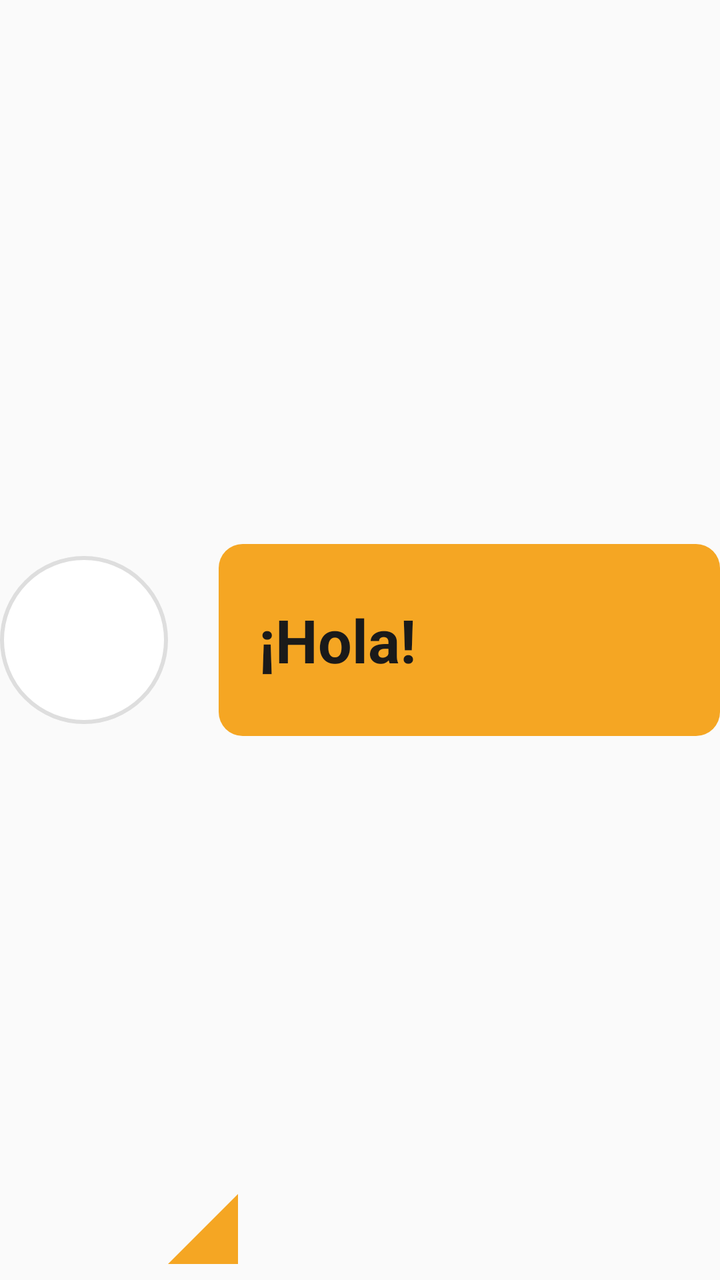
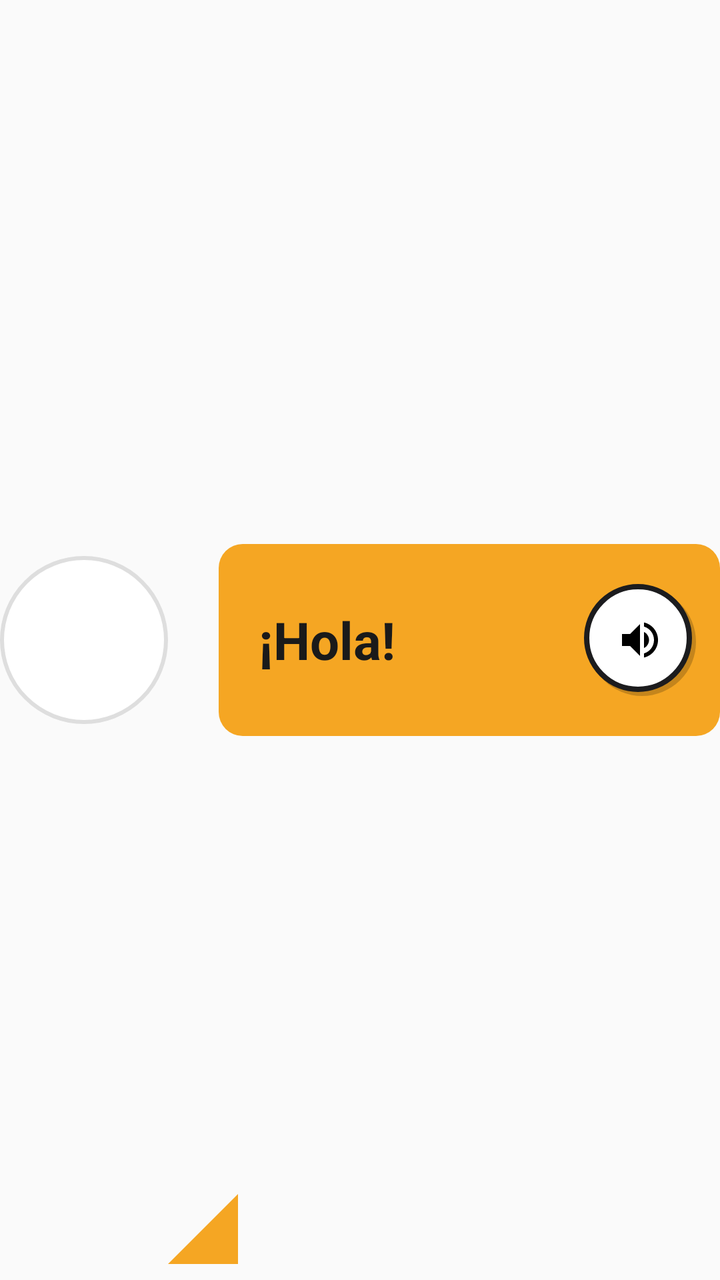

Before-and-after screenshots of an Android layout around one commit, followed by the original layout XML and the change that was made.
<!-- AndroidManifest.xml: application theme AppTheme.NoActionBar -->
<!-- res/layout/include_robot_bocadillo.xml -->
<?xml version="1.0" encoding="utf-8"?>
<LinearLayout xmlns:android="http://schemas.android.com/apk/res/android"
    android:layout_width="match_parent"
    android:layout_height="wrap_content"
    android:orientation="horizontal"
    android:gravity="center_vertical"
    android:paddingTop="8dp"
    android:paddingBottom="8dp">

    <ImageView
        android:id="@+id/ivBocadilloAvatar"
        android:layout_width="84dp"
        android:layout_height="84dp"
        android:src="@mipmap/ic_launcher_round"
        android:background="@drawable/bg_avatar_circle"
        android:padding="6dp" />

    <ImageView
        android:layout_width="35dp"
        android:layout_height="35dp"
        android:layout_gravity="bottom"
        android:layout_marginBottom="0dp"
        android:layout_marginEnd="-10dp"
        android:src="@drawable/ic_triangle" />

    <LinearLayout
        android:layout_width="0dp"
        android:layout_height="wrap_content"
        android:layout_weight="1"
        android:layout_marginStart="0dp"
        android:background="@drawable/bg_bocadillo"
        android:minHeight="96dp"
        android:gravity="center_vertical"
        android:paddingStart="20dp"
        android:paddingEnd="20dp"
        android:paddingTop="18dp"
        android:paddingBottom="18dp">

        <TextView
            android:id="@+id/tvBocadilloTexto"
            android:layout_width="match_parent"
            android:layout_height="wrap_content"
            android:text="¡Hola!"
            android:textColor="#1A1A1A"
            android:textSize="30sp"
            android:textStyle="bold" />
    </LinearLayout>
</LinearLayout>
<!-- resources referenced by this layout -->
<resources>
  <!-- drawable bg_avatar_circle (drawable) -->
  <?xml version="1.0" encoding="utf-8"?>
  <shape xmlns:android="http://schemas.android.com/apk/res/android"
      android:shape="oval">
      <solid android:color="#FFFFFF"/>
      <stroke
          android:width="2dp"
          android:color="@color/avatar_borde"/>
  </shape>
  <!-- drawable bg_bocadillo (drawable) -->
  <?xml version="1.0" encoding="utf-8"?>
  <shape xmlns:android="http://schemas.android.com/apk/res/android"
      android:shape="rectangle">
      <solid android:color="#F5A623"/>
      <corners android:radius="12dp"/>
  </shape>
  <!-- drawable ic_triangle (drawable) -->
  <?xml version="1.0" encoding="utf-8"?>
  <vector xmlns:android="http://schemas.android.com/apk/res/android"
      android:width="14dp"
      android:height="14dp"
      android:viewportWidth="14"
      android:viewportHeight="14">
  
      <path
          android:fillColor="#F5A623"
          android:pathData="M 14,0 L 14,14 L 0,14 Z" />
  </vector>
  <!-- mipmap ic_launcher_round (mipmap-anydpi-v26) -->
  <?xml version="1.0" encoding="utf-8"?>
  <adaptive-icon xmlns:android="http://schemas.android.com/apk/res/android">
      <background android:drawable="@drawable/ic_launcher_background"/>
      <foreground android:drawable="@mipmap/ic_launcher_foreground"/>
  </adaptive-icon>
  <style name="AppTheme.NoActionBar">
          <item name="windowActionBar">false</item>
          <item name="windowNoTitle">true</item>
          <item name="android:statusBarColor">@color/fondo_app</item>
          <item name="android:windowLightStatusBar">true</item>
      </style>
  <color name="avatar_borde">#DEDEDE</color>
  <!-- drawable ic_launcher_background: vector/xml drawable (drawable, 4866 chars, omitted) -->
  <color name="fondo_app">#F2F2F7</color>
</resources>

<!-- the commit's change to res/layout/include_robot_bocadillo.xml (unified diff, before → after) -->
@@ -31,18 +31,31 @@
         android:background="@drawable/bg_bocadillo"
         android:minHeight="96dp"
         android:gravity="center_vertical"
+        android:orientation="horizontal"
         android:paddingStart="20dp"
-        android:paddingEnd="20dp"
+        android:paddingEnd="12dp"
         android:paddingTop="18dp"
         android:paddingBottom="18dp">
 
         <TextView
             android:id="@+id/tvBocadilloTexto"
-            android:layout_width="match_parent"
+            android:layout_width="0dp"
             android:layout_height="wrap_content"
+            android:layout_weight="1"
             android:text="¡Hola!"
             android:textColor="#1A1A1A"
-            android:textSize="30sp"
+            android:textSize="26sp"
             android:textStyle="bold" />
+
+        <ImageButton
+            android:id="@+id/btnRepetirBocadillo"
+            android:layout_width="56dp"
+            android:layout_height="56dp"
+            android:layout_marginStart="8dp"
+            android:background="@drawable/bg_tipo_normal"
+            android:src="@drawable/ic_volumen"
+            android:scaleType="centerInside"
+            android:padding="12dp"
+            android:contentDescription="Repetir mensaje"/>
     </LinearLayout>
 </LinearLayout>
<!-- resource entries referenced after the edit -->
@@ -16,6 +16,27 @@
       <solid android:color="#F5A623"/>
       <corners android:radius="12dp"/>
   </shape>
+  <!-- drawable bg_tipo_normal (drawable) -->
+  <?xml version="1.0" encoding="utf-8"?>
+  <layer-list xmlns:android="http://schemas.android.com/apk/res/android">
+      
+      <item android:top="2dp" android:left="2dp">
+          <shape android:shape="rectangle">
+              <solid android:color="#33000000" />
+              <corners android:radius="70dp" />
+          </shape>
+      </item>
+      
+      <item android:bottom="2dp" android:right="2dp">
+          <shape android:shape="rectangle">
+              <solid android:color="#FFFFFF" />
+              <corners android:radius="70dp" />
+              <stroke
+                  android:color="#1C1C1E"
+                  android:width="2.5dp" />
+          </shape>
+      </item>
+  </layer-list>
   <!-- drawable ic_triangle (drawable) -->
   <?xml version="1.0" encoding="utf-8"?>
   <vector xmlns:android="http://schemas.android.com/apk/res/android"
@@ -27,6 +48,12 @@
       <path
           android:fillColor="#F5A623"
           android:pathData="M 14,0 L 14,14 L 0,14 Z" />
+  </vector>
+  <!-- drawable ic_volumen (drawable) -->
+  <vector xmlns:android="http://schemas.android.com/apk/res/android" android:autoMirrored="true" android:height="24dp" android:tint="#000000" android:viewportHeight="24" android:viewportWidth="24" android:width="24dp">
+        
+      <path android:fillColor="@android:color/white" android:pathData="M3,9v6h4l5,5L12,4L7,9L3,9zM16.5,12c0,-1.77 -1.02,-3.29 -2.5,-4.03v8.05c1.48,-0.73 2.5,-2.25 2.5,-4.02zM14,3.23v2.06c2.89,0.86 5,3.54 5,6.71s-2.11,5.85 -5,6.71v2.06c4.01,-0.91 7,-4.49 7,-8.77s-2.99,-7.86 -7,-8.77z"/>
+      
   </vector>
   <!-- mipmap ic_launcher_round (mipmap-anydpi-v26) -->
   <?xml version="1.0" encoding="utf-8"?>
